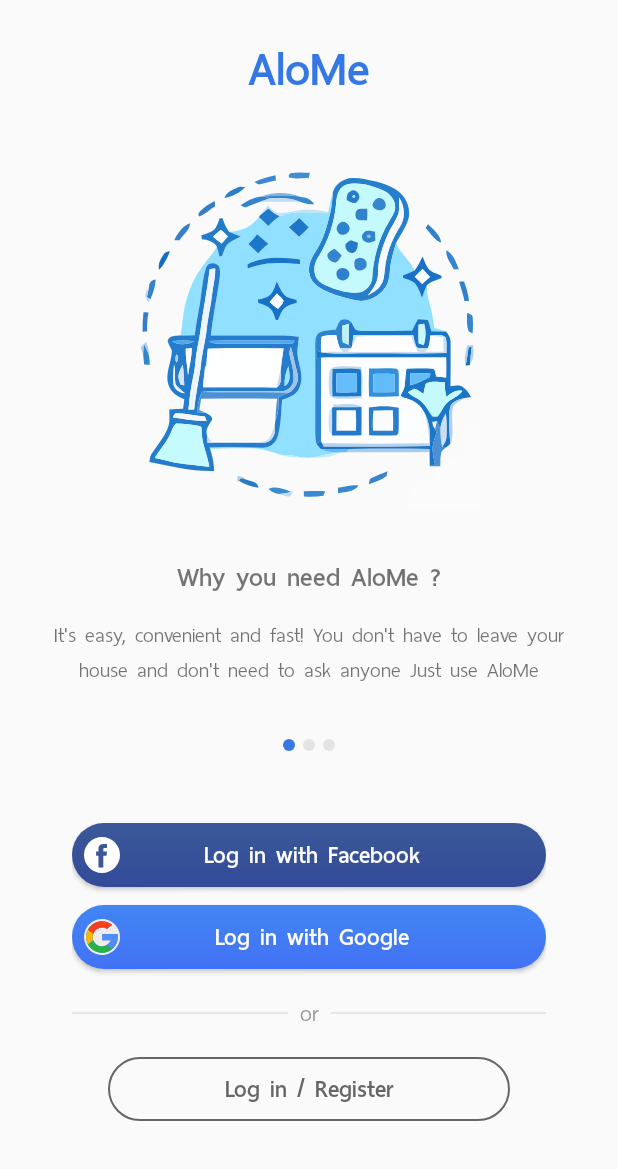
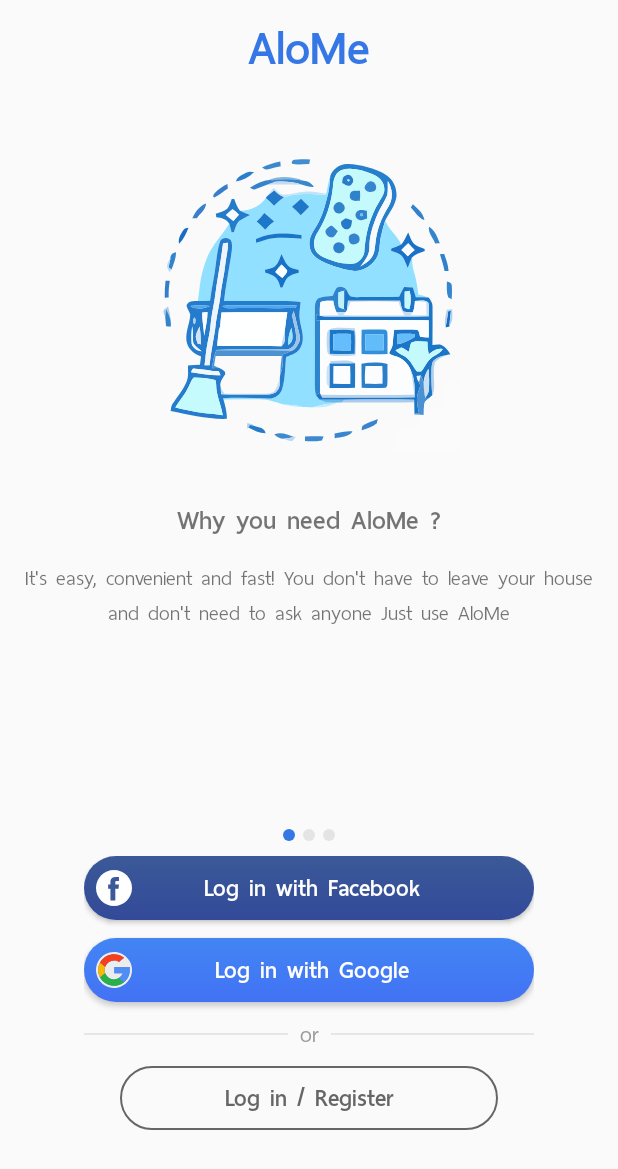
Before and after one commit to chile0101/AloMeApp, an Android app: the screen it shows after launch (LandingActivity), on a phone screen of 412 x 824 dp. Shown: the top 1169 px of the screen. Run offline under Robolectric (Android 15) with nearby library versions, the phone set to English and light mode, and no system bars.

Commit message:
update login, welcome layouts

```diff
--- a/app/src/main/res/drawable/shape_clean_service.xml
+++ b/app/src/main/res/drawable/shape_clean_service.xml
@@ -1,7 +1,7 @@
 <?xml version="1.0" encoding="utf-8"?>
 <vector xmlns:android="http://schemas.android.com/apk/res/android"
-    android:width="230dp"
-    android:height="230dp"
+    android:width="200dp"
+    android:height="200dp"
     android:viewportWidth="233"
     android:viewportHeight="239">
 
--- a/app/src/main/res/drawable/shape_electronic_service.xml
+++ b/app/src/main/res/drawable/shape_electronic_service.xml
@@ -1,7 +1,7 @@
 <?xml version="1.0" encoding="utf-8"?>
 <vector xmlns:android="http://schemas.android.com/apk/res/android"
-    android:width="230dp"
-    android:height="230dp"
+    android:width="200dp"
+    android:height="200dp"
     android:viewportWidth="235"
     android:viewportHeight="251">
 
--- a/app/src/main/res/drawable/shape_plumbing_service.xml
+++ b/app/src/main/res/drawable/shape_plumbing_service.xml
@@ -1,7 +1,7 @@
 <?xml version="1.0" encoding="utf-8"?>
 <vector xmlns:android="http://schemas.android.com/apk/res/android"
-    android:width="230dp"
-    android:height="230dp"
+    android:width="200dp"
+    android:height="200dp"
     android:viewportWidth="232"
     android:viewportHeight="236">
 
--- a/app/src/main/res/layout/activity_landing.xml
+++ b/app/src/main/res/layout/activity_landing.xml
@@ -1,88 +1,126 @@
 <?xml version="1.0" encoding="utf-8"?>
-<RelativeLayout
-    xmlns:android="http://schemas.android.com/apk/res/android"
+<android.support.constraint.ConstraintLayout xmlns:android="http://schemas.android.com/apk/res/android"
+    xmlns:app="http://schemas.android.com/apk/res-auto"
     xmlns:tools="http://schemas.android.com/tools"
-    android:layout_height="match_parent"
     android:layout_width="match_parent"
-    tools:context=".activity.LandingActivity">
+    android:layout_height="match_parent">
 
     <TextView
         android:id="@+id/txtAppName"
         android:layout_width="wrap_content"
         android:layout_height="wrap_content"
         android:layout_centerHorizontal="true"
+        android:layout_marginStart="8dp"
+        android:layout_marginEnd="8dp"
+        android:fontFamily="@font/thaisansneue_bold"
+        android:text="AloMe"
         android:textColor="@color/colorPrimary"
-        android:text="AloMe"
         android:textSize="40sp"
-        android:fontFamily="@font/thaisansneue_bold"
-        android:layout_marginTop="20dp"/>
+        app:layout_constraintBottom_toTopOf="@+id/viewPager"
+        app:layout_constraintEnd_toEndOf="parent"
+        app:layout_constraintHeight_percent="0.1"
+        app:layout_constraintHorizontal_bias="0.5"
+        app:layout_constraintStart_toEndOf="@+id/linearLayout"
+        app:layout_constraintStart_toStartOf="parent"
+        app:layout_constraintTop_toTopOf="parent" />
 
     <android.support.v4.view.ViewPager
         android:id="@+id/viewPager"
         android:layout_width="match_parent"
-        android:layout_height="420dp"
-        android:layout_below="@+id/txtAppName" />
+        android:layout_height="0dp"
+        android:layout_below="@+id/txtAppName"
+        android:layout_marginStart="8dp"
+        android:layout_marginEnd="8dp"
+        app:layout_constraintBottom_toTopOf="@+id/dotsLayout"
+        app:layout_constraintEnd_toEndOf="parent"
+        app:layout_constraintEnd_toStartOf="@+id/linearLayout"
+        app:layout_constraintHeight_percent="0.58"
+        app:layout_constraintHorizontal_bias="0.5"
+        app:layout_constraintStart_toEndOf="@+id/dotsLayout"
+        app:layout_constraintStart_toStartOf="parent"
+        app:layout_constraintTop_toBottomOf="@+id/txtAppName" />
 
     <LinearLayout
+        android:id="@+id/dotsLayout"
         android:layout_width="match_parent"
-        android:layout_height="wrap_content"
+        android:layout_height="0dp"
         android:layout_below="@+id/viewPager"
         android:layout_centerHorizontal="true"
+        android:gravity="center"
         android:orientation="horizontal"
-        android:gravity="center"
-        android:id="@+id/dotsLayout"/>
+        app:layout_constraintBottom_toTopOf="@+id/linearLayout"
+        app:layout_constraintEnd_toEndOf="parent"
+        app:layout_constraintEnd_toStartOf="@+id/viewPager"
+        app:layout_constraintHeight_percent="0.02"
+        app:layout_constraintHorizontal_bias="0.5"
+        app:layout_constraintStart_toStartOf="parent"
+        app:layout_constraintTop_toBottomOf="@+id/viewPager" />
 
     <LinearLayout
-        android:layout_below="@+id/dotsLayout"
-        android:layout_marginLeft="@dimen/padding_48"
-        android:layout_marginRight="@dimen/padding_48"
-        android:layout_marginTop="@dimen/padding_48"
+        android:id="@+id/linearLayout"
+        android:layout_width="match_parent"
+        android:layout_height="0dp"
+        android:layout_marginStart="56dp"
+        android:layout_marginEnd="56dp"
         android:gravity="center_horizontal"
         android:orientation="vertical"
-        android:layout_width="match_parent"
-        android:layout_height="wrap_content">
+        app:layout_constraintBottom_toBottomOf="parent"
+        app:layout_constraintEnd_toEndOf="parent"
+        app:layout_constraintEnd_toStartOf="@+id/txtAppName"
+        app:layout_constraintHeight_percent="0.3"
+        app:layout_constraintHorizontal_bias="0.5"
+        app:layout_constraintStart_toEndOf="@+id/viewPager"
+        app:layout_constraintStart_toStartOf="parent"
+        app:layout_constraintTop_toBottomOf="@+id/dotsLayout">
 
         <Button
             android:id="@+id/btnFacebookSignIn"
-            android:text="@string/landing_page_facebook_login"
-            style="@style/FacebookButtonStyle"/>
+            style="@style/FacebookButtonStyle"
+            android:text="@string/landing_page_facebook_login" />
+
         <Button
             android:id="@+id/btnGoogleSignIn"
+            style="@style/GoogleButtonStyle"
             android:layout_marginTop="@dimen/padding_12"
-            android:text="@string/landing_page_google_login"
-            style="@style/GoogleButtonStyle"/>
+            android:text="@string/landing_page_google_login" />
+
         <LinearLayout
-            android:gravity="center_vertical"
-            android:orientation="horizontal"
             android:layout_width="match_parent"
             android:layout_height="wrap_content"
-            android:layout_marginTop="@dimen/padding_16">
+            android:layout_marginTop="@dimen/padding_8"
+            android:gravity="center_vertical"
+            android:orientation="horizontal">
+
             <View
-                android:background="@drawable/available_date_time_recycler_view_divider"
                 android:layout_width="match_parent"
                 android:layout_height="@dimen/divider_height"
-                android:layout_weight="1"/>
+                android:layout_weight="1"
+                android:background="@drawable/available_date_time_recycler_view_divider" />
+
             <TextView
-                android:textSize="@dimen/text_size_20"
-                android:textColor="@color/gray_color"
                 android:layout_width="wrap_content"
                 android:layout_height="wrap_content"
                 android:layout_marginLeft="@dimen/padding_8"
                 android:layout_marginRight="@dimen/padding_8"
+                android:fontFamily="@font/thaisansneue_regular"
                 android:text="@string/landing_page_or_text"
-                android:fontFamily="@font/thaisansneue_regular"/>
+                android:textColor="@color/gray_color"
+                android:textSize="@dimen/text_size_20" />
+
             <View
-                android:background="@drawable/available_date_time_recycler_view_divider"
                 android:layout_width="match_parent"
                 android:layout_height="@dimen/divider_height"
-                android:layout_weight="1"/>
+                android:layout_weight="1"
+                android:background="@drawable/available_date_time_recycler_view_divider" />
         </LinearLayout>
+
         <Button
             android:id="@+id/btnSignInSignUp"
+            style="@style/SignInSignUpButtonStyle"
             android:layout_marginLeft="@dimen/padding_24"
-            android:layout_marginTop="@dimen/padding_16"
+            android:layout_marginTop="@dimen/padding_8"
             android:layout_marginRight="@dimen/padding_24"
-            android:text="@string/landing_page_login_register_btn"
-            style="@style/SignInSignUpButtonStyle"/>
+            android:layout_marginBottom="@dimen/padding_16"
+            android:text="@string/landing_page_login_register_btn" />
     </LinearLayout>
-</RelativeLayout>
+</android.support.constraint.ConstraintLayout>
--- a/app/src/main/res/layout/slide_clean_service.xml
+++ b/app/src/main/res/layout/slide_clean_service.xml
@@ -1,24 +1,37 @@
 <?xml version="1.0" encoding="utf-8"?>
-<RelativeLayout
-xmlns:android="http://schemas.android.com/apk/res/android"
-android:layout_width="match_parent"
-android:layout_height="wrap_content">
+<android.support.constraint.ConstraintLayout xmlns:android="http://schemas.android.com/apk/res/android"
+    xmlns:app="http://schemas.android.com/apk/res-auto"
+    android:layout_width="match_parent"
+    android:layout_height="wrap_content">
 
     <ImageView
         android:id="@+id/slide_image"
+        style="@style/ImageSlideStyle"
+        android:layout_gravity="center"
         android:src="@drawable/shape_clean_service"
-        style="@style/ImageSlideStyle" />
+        app:layout_constraintBottom_toTopOf="@+id/slide_heading"
+        app:layout_constraintEnd_toEndOf="parent"
+        app:layout_constraintStart_toStartOf="parent"
+        app:layout_constraintTop_toTopOf="parent" />
 
     <TextView
         android:id="@+id/slide_heading"
-        android:layout_below="@+id/slide_image"
+        style="@style/HeadingSlideStyle"
+        android:layout_gravity="center"
         android:text="Why you need AloMe ?"
-        style="@style/HeadingSlideStyle" />
+        app:layout_constraintBottom_toTopOf="@+id/slide_desc"
+        app:layout_constraintEnd_toEndOf="parent"
+        app:layout_constraintStart_toStartOf="parent"
+        app:layout_constraintTop_toBottomOf="@+id/slide_image" />
 
     <TextView
         android:id="@+id/slide_desc"
+        style="@style/TextSlideStyle"
+        android:layout_gravity="center"
         android:text="It's easy, convenient and fast! You don't have to leave your house and don't need to ask anyone Just use AloMe"
-        android:layout_below="@+id/slide_heading"
-        style="@style/TextSlideStyle" />
+        app:layout_constraintBottom_toTopOf="@+id/slide_image"
+        app:layout_constraintEnd_toEndOf="parent"
+        app:layout_constraintStart_toStartOf="parent"
+        app:layout_constraintTop_toBottomOf="@+id/slide_heading" />
 
-</RelativeLayout>
+</android.support.constraint.ConstraintLayout>
```
Also changed, not shown: app/src/main/res/layout/activity_sign_in_sign_up.xml (+47 -59 lines), app/src/main/res/layout/slide_electronic_service.xml (+21 -8 lines), app/src/main/res/layout/slide_plumbing_service.xml (+19 -7 lines).
